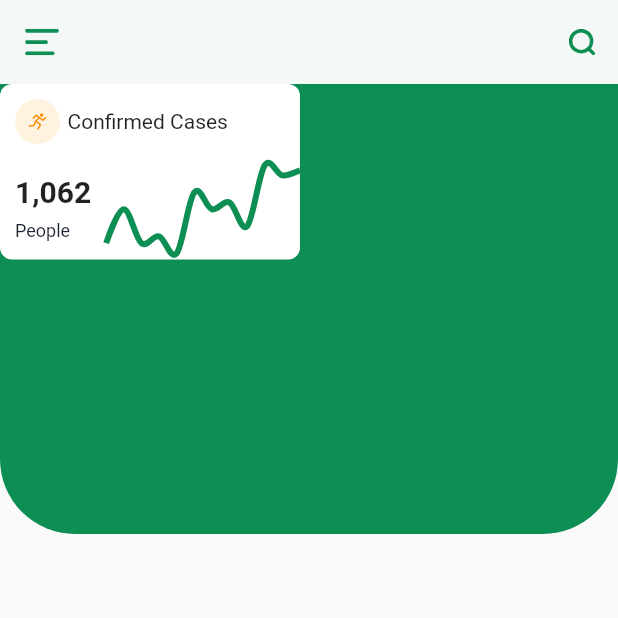
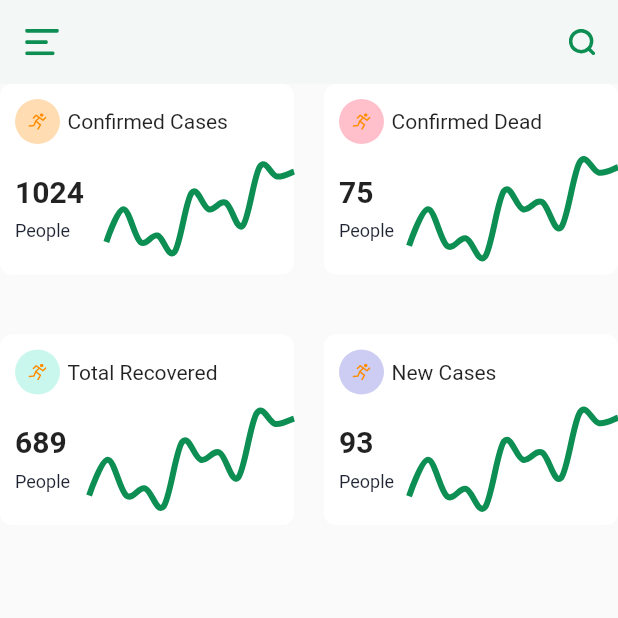
Before and after one commit to chamrouensann/COVID-19-Flutter-Application, a Flutter app: the screen it shows after launch, on a phone screen of 412 x 824 dp, the top half of it. Run offline on Flutter 3.47's test engine with Material 2 defaults, Android fonts, the phone set to English and light mode, and no system bars; drawn by our look-alikes of fl_chart; our stand-ins replace flutter_svg.

Commit message:
Added 4 lineChart

```diff
--- a/covid_19_source_code/lib/screens/home_screen.dart
+++ b/covid_19_source_code/lib/screens/home_screen.dart
@@ -10,85 +10,37 @@ class HomeScreen extends StatelessWidget {
     return Scaffold(
       appBar: buildAppBar(),
       body: Container(
-        height: 300,
         width: double.infinity,
+        height: double.infinity,
         decoration: BoxDecoration(
-          color: kPrimaryColor,
           borderRadius: BorderRadius.only(
             bottomLeft: Radius.circular(50),
             bottomRight: Radius.circular(50),
           ),
         ),
         child: Wrap(
+          runSpacing: 40,
+          spacing: 20,
           children: <Widget>[
-            Container(
-              width: 200,
-              decoration: BoxDecoration(
-                color: Colors.white,
-                borderRadius: BorderRadius.circular(8),
-              ),
-              child: Column(
-                children: <Widget>[
-                  Padding(
-                    padding: const EdgeInsets.all(10),
-                    child: Row(
-                      children: <Widget>[
-                        Container(
-                          alignment: Alignment.center,
-                          height: 30,
-                          width: 30,
-                          decoration: BoxDecoration(
-                            color: Color(0xFFFF9C00).withOpacity(0.12),
-                            shape: BoxShape.circle,
-                          ),
-                          child: SvgPicture.asset(
-                            "assets/icons/running.svg",
-                            height: 12,
-                            width: 12,
-                          ),
-                        ),
-                        SizedBox(width: 5),
-                        Text(
-                          "Confirmed Cases",
-                          maxLines: 1,
-                          overflow: TextOverflow.ellipsis,
-                        ),
-                      ],
-                    ),
-                  ),
-                  Row(
-                    children: <Widget>[
-                      Padding(
-                        padding: EdgeInsets.all(10),
-                        child: RichText(
-                          text: TextSpan(
-                            style: TextStyle(color: kTextColor),
-                            children: [
-                              TextSpan(
-                                text: "1,062\n",
-                                style: Theme.of(context)
-                                    .textTheme
-                                    .title
-                                    .copyWith(fontWeight: FontWeight.bold),
-                              ),
-                              TextSpan(
-                                text: "People",
-                                style: TextStyle(
-                                  fontSize: 12,
-                                  height: 2,
-                                ),
-                              ),
-                            ],
-                          ),
-                        ),
-                      ),
-                      Expanded(
-                        child: LineReportChart(),
-                      )
-                    ],
-                  )
-                ],
-              ),
+            InfoCard(
+              title: "Confirmed Cases",
+              effectedNum: 1024,
+              iconColor: Color(0xFFFF8C00),
+            ),
+            InfoCard(
+              title: "Confirmed Dead",
+              effectedNum: 75,
+              iconColor: Color(0xFFFF2D55),
+            ),
+            InfoCard(
+              title: "Total Recovered",
+              effectedNum: 689,
+              iconColor: Color(0xFF50E3C2),
+            ),
+            InfoCard(
+              title: "New Cases",
+              effectedNum: 93,
+              iconColor: Color(0xFF5856D6),
             ),
           ],
         ),
@@ -113,3 +65,93 @@ class HomeScreen extends StatelessWidget {
     );
   }
 }
+
+class InfoCard extends StatelessWidget {
+  final String title;
+  final int effectedNum;
+  final Color iconColor;
+  const InfoCard({
+    Key key,
+    this.title,
+    this.effectedNum,
+    this.iconColor,
+  }) : super(key: key);
+
+  @override
+  Widget build(BuildContext context) {
+    return LayoutBuilder(builder: (context, constraints) {
+      return Container(
+        width: constraints.maxWidth / 2 - 10,
+        decoration: BoxDecoration(
+          color: Colors.white,
+          borderRadius: BorderRadius.circular(8),
+        ),
+        child: Column(
+          children: <Widget>[
+            Padding(
+              padding: const EdgeInsets.all(10),
+              child: Row(
+                children: <Widget>[
+                  Container(
+                    alignment: Alignment.center,
+                    height: 30,
+                    width: 30,
+                    decoration: BoxDecoration(
+                      color: iconColor.withOpacity(0.3),
+                      shape: BoxShape.circle,
+                    ),
+                    child: SvgPicture.asset(
+                      "assets/icons/running.svg",
+                      height: 12,
+                      width: 12,
+                    ),
+                  ),
+                  SizedBox(width: 5),
+                  Text(
+                    title,
+                    maxLines: 1,
+                    overflow: TextOverflow.ellipsis,
+                  ),
+                ],
+              ),
+            ),
+            Padding(
+              padding: EdgeInsets.only(bottom: 10),
+              child: Row(
+                children: <Widget>[
+                  Padding(
+                    padding: EdgeInsets.all(10),
+                    child: RichText(
+                      text: TextSpan(
+                        style: TextStyle(color: kTextColor),
+                        children: [
+                          TextSpan(
+                            text: "$effectedNum \n",
+                            style: Theme.of(context)
+                                .textTheme
+                                .title
+                                .copyWith(fontWeight: FontWeight.bold),
+                          ),
+                          TextSpan(
+                            text: "People",
+                            style: TextStyle(
+                              fontSize: 12,
+                              height: 2,
+                            ),
+                          ),
+                        ],
+                      ),
+                    ),
+                  ),
+                  Expanded(
+                    child: LineReportChart(),
+                  )
+                ],
+              ),
+            )
+          ],
+        ),
+      );
+    });
+  }
+}
```
